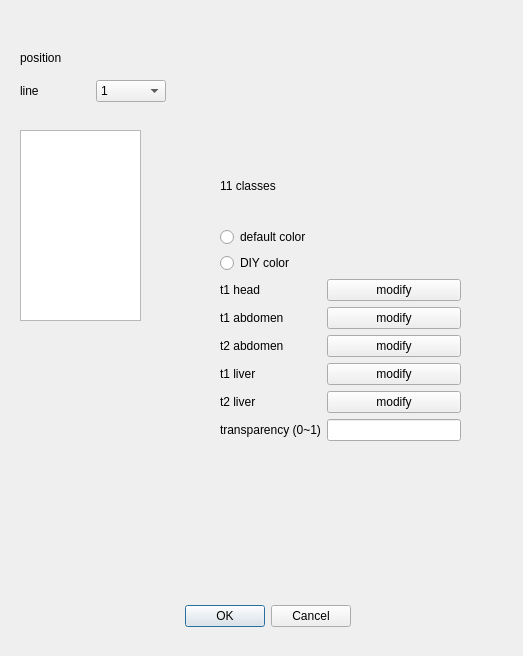
Before: the Qt Designer form GUI/PyQt/cPatches.ui in thomaskuestner/CNNArt, drawn with Qt 5.
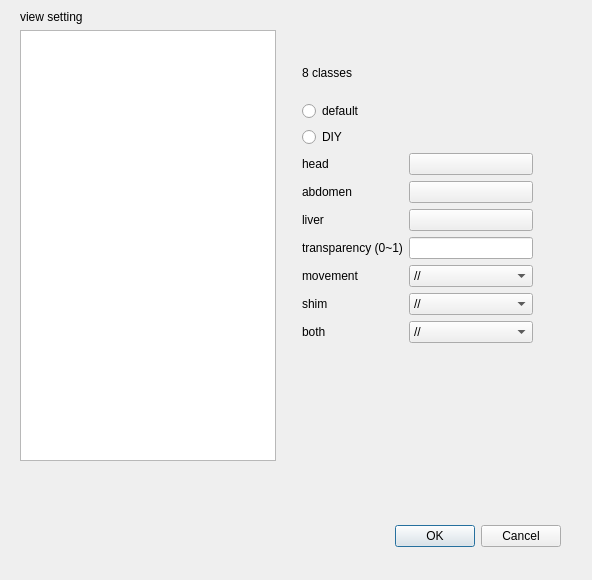
After: the same form once the commit is applied. The open tabs and pages were chosen to show the change.

Commit message: new layout, grids information, colors setting

```diff
--- a/GUI/PyQt/cPatches.ui
+++ b/GUI/PyQt/cPatches.ui
@@ -6,8 +6,8 @@
    <rect>
     <x>0</x>
     <y>0</y>
-    <width>523</width>
-    <height>656</height>
+    <width>592</width>
+    <height>580</height>
    </rect>
   </property>
   <property name="windowTitle">
@@ -16,8 +16,8 @@
   <widget class="QDialogButtonBox" name="buttonBox">
    <property name="geometry">
     <rect>
-     <x>10</x>
-     <y>600</y>
+     <x>220</x>
+     <y>520</y>
      <width>341</width>
      <height>32</height>
     </rect>
@@ -33,83 +33,19 @@
    <property name="geometry">
     <rect>
      <x>20</x>
-     <y>41</y>
-     <width>146</width>
-     <height>61</height>
+     <y>10</y>
+     <width>541</width>
+     <height>451</height>
     </rect>
    </property>
    <layout class="QGridLayout" name="gridLayout">
-    <item row="0" column="0">
-     <widget class="QLabel" name="label">
-      <property name="frameShape">
-       <enum>QFrame::NoFrame</enum>
-      </property>
-      <property name="text">
-       <string>position</string>
-      </property>
-     </widget>
-    </item>
-    <item row="6" column="0">
-     <widget class="QLabel" name="label_2">
-      <property name="text">
-       <string>line</string>
-      </property>
-     </widget>
-    </item>
-    <item row="6" column="1">
-     <widget class="QComboBox" name="colorlinepos">
-      <item>
-       <property name="text">
-        <string>1</string>
-       </property>
-      </item>
-      <item>
-       <property name="text">
-        <string>2</string>
-       </property>
-      </item>
-      <item>
-       <property name="text">
-        <string>3</string>
-       </property>
-      </item>
-      <item>
-       <property name="text">
-        <string>4</string>
-       </property>
-      </item>
-      <item>
-       <property name="text">
-        <string>5</string>
-       </property>
-      </item>
-      <item>
-       <property name="text">
-        <string>6</string>
-       </property>
-      </item>
-      <item>
-       <property name="text">
-        <string>7</string>
-       </property>
-      </item>
-      <item>
-       <property name="text">
-        <string>8</string>
-       </property>
-      </item>
-     </widget>
-    </item>
-   </layout>
-  </widget>
+    <item row="1" column="1">
   <widget class="QStackedWidget" name="stackedWidget">
-   <property name="geometry">
-    <rect>
-     <x>190</x>
-     <y>110</y>
-     <width>291</width>
-     <height>341</height>
-    </rect>
+      <property name="sizePolicy">
+       <sizepolicy hsizetype="Preferred" vsizetype="Preferred">
+        <horstretch>0</horstretch>
+        <verstretch>0</verstretch>
+       </sizepolicy>
    </property>
    <property name="currentIndex">
     <number>0</number>
@@ -188,20 +124,215 @@
     </widget>
    </widget>
    <widget class="QWidget" name="page_2">
+       <widget class="QWidget" name="gridLayoutWidget_4">
+        <property name="geometry">
+         <rect>
+          <x>20</x>
+          <y>20</y>
+          <width>231</width>
+          <height>293</height>
+         </rect>
+        </property>
+        <layout class="QGridLayout" name="ggglayout">
+         <item row="8" column="0">
+          <widget class="QLabel" name="label_2">
+           <property name="text">
+            <string>shim</string>
+           </property>
+          </widget>
+         </item>
+         <item row="7" column="0">
+          <widget class="QLabel" name="label">
+           <property name="text">
+            <string>movement</string>
+           </property>
+          </widget>
+         </item>
+         <item row="3" column="1">
+          <widget class="QPushButton" name="b_81">
+           <property name="text">
+            <string/>
+           </property>
+          </widget>
+         </item>
+         <item row="6" column="1">
+          <widget class="QLineEdit" name="trans2"/>
+         </item>
+         <item row="3" column="0">
+          <widget class="QLabel" name="label_20">
+           <property name="text">
+            <string>head</string>
+           </property>
+          </widget>
+         </item>
+         <item row="0" column="0">
+          <widget class="QLabel" name="label_21">
+           <property name="text">
+            <string>8 classes</string>
+           </property>
+          </widget>
+         </item>
+         <item row="4" column="1">
+          <widget class="QPushButton" name="b_82">
+           <property name="text">
+            <string/>
+           </property>
+          </widget>
+         </item>
+         <item row="2" column="0">
+          <widget class="QRadioButton" name="i2">
+           <property name="text">
+            <string>DIY</string>
+           </property>
+          </widget>
+         </item>
+         <item row="5" column="0">
+          <widget class="QLabel" name="label_11">
+           <property name="text">
+            <string>liver</string>
+           </property>
+          </widget>
+         </item>
+         <item row="1" column="0">
+          <widget class="QRadioButton" name="i1">
+           <property name="text">
+            <string>default</string>
+           </property>
+          </widget>
+         </item>
+         <item row="5" column="1">
+          <widget class="QPushButton" name="b_83">
+           <property name="text">
+            <string/>
+           </property>
+          </widget>
+         </item>
+         <item row="6" column="0">
+          <widget class="QLabel" name="label_18">
+           <property name="text">
+            <string>transparency (0~1)</string>
+           </property>
+          </widget>
+         </item>
+         <item row="4" column="0">
+          <widget class="QLabel" name="label_19">
+           <property name="text">
+            <string>abdomen</string>
+           </property>
+          </widget>
+         </item>
+         <item row="9" column="0">
+          <widget class="QLabel" name="label_3">
+           <property name="text">
+            <string>both</string>
+           </property>
+          </widget>
+         </item>
+         <item row="7" column="1">
+          <widget class="QComboBox" name="cb_81">
+           <item>
+            <property name="text">
+             <string>//</string>
+            </property>
+           </item>
+           <item>
+            <property name="text">
+             <string>\\</string>
+            </property>
+           </item>
+           <item>
+            <property name="text">
+             <string>XX</string>
+            </property>
+           </item>
+           <item>
+            <property name="text">
+             <string>--</string>
+            </property>
+           </item>
+           <item>
+            <property name="text">
+             <string>**</string>
+            </property>
+           </item>
+          </widget>
+         </item>
+         <item row="8" column="1">
+          <widget class="QComboBox" name="cb_82">
+           <item>
+            <property name="text">
+             <string>//</string>
+            </property>
+           </item>
+           <item>
+            <property name="text">
+             <string>\\</string>
+            </property>
+           </item>
+           <item>
+            <property name="text">
+             <string>XX</string>
+            </property>
+           </item>
+           <item>
+            <property name="text">
+             <string>--</string>
+            </property>
+           </item>
+           <item>
+            <property name="text">
+             <string>**</string>
+            </property>
+           </item>
+          </widget>
+         </item>
+         <item row="9" column="1">
+          <widget class="QComboBox" name="cb_83">
+           <item>
+            <property name="text">
+             <string>//</string>
+            </property>
+           </item>
+           <item>
+            <property name="text">
+             <string>\\</string>
+            </property>
+           </item>
+           <item>
+            <property name="text">
+             <string>XX</string>
+            </property>
+           </item>
+           <item>
+            <property name="text">
+             <string>--</string>
+            </property>
+           </item>
+           <item>
+            <property name="text">
+             <string>**</string>
+            </property>
+           </item>
+          </widget>
+         </item>
+        </layout>
+       </widget>
+      </widget>
+      <widget class="QWidget" name="page_3">
     <widget class="QWidget" name="gridLayoutWidget_2">
      <property name="geometry">
       <rect>
-       <x>30</x>
-       <y>40</y>
-       <width>241</width>
-       <height>291</height>
+          <x>20</x>
+          <y>20</y>
+          <width>231</width>
+          <height>363</height>
       </rect>
      </property>
      <layout class="QGridLayout" name="gridLayout_2">
       <item row="1" column="0">
        <widget class="QRadioButton" name="e1">
         <property name="text">
-         <string>default color</string>
+            <string>t1 head</string>
         </property>
        </widget>
       </item>
@@ -226,27 +357,6 @@
         </property>
        </widget>
       </item>
-      <item row="5" column="1">
-       <widget class="QPushButton" name="b_113">
-        <property name="text">
-         <string>modify</string>
-        </property>
-       </widget>
-      </item>
-      <item row="8" column="0">
-       <widget class="QLabel" name="label_10">
-        <property name="text">
-         <string>transparency (0~1)</string>
-        </property>
-       </widget>
-      </item>
-      <item row="6" column="1">
-       <widget class="QPushButton" name="b_114">
-        <property name="text">
-         <string>modify</string>
-        </property>
-       </widget>
-      </item>
       <item row="4" column="0">
        <widget class="QLabel" name="label_6">
         <property name="text">
@@ -254,39 +364,95 @@
         </property>
        </widget>
       </item>
-      <item row="3" column="1">
-       <widget class="QPushButton" name="b_111">
-        <property name="text">
-         <string>modify</string>
-        </property>
-       </widget>
-      </item>
       <item row="7" column="1">
        <widget class="QPushButton" name="b_115">
         <property name="text">
-         <string>modify</string>
+            <string/>
+           </property>
+          </widget>
+         </item>
+         <item row="8" column="0">
+          <widget class="QLabel" name="label_10">
+           <property name="text">
+            <string>transparency (0~1)</string>
+           </property>
+          </widget>
+         </item>
+         <item row="5" column="1">
+          <widget class="QPushButton" name="b_113">
+           <property name="text">
+            <string/>
+           </property>
+          </widget>
+         </item>
+         <item row="6" column="1">
+          <widget class="QPushButton" name="b_114">
+           <property name="text">
+            <string/>
+           </property>
+          </widget>
+         </item>
+         <item row="3" column="1">
+          <widget class="QPushButton" name="b_111">
+           <property name="text">
+            <string/>
         </property>
        </widget>
       </item>
       <item row="4" column="1">
        <widget class="QPushButton" name="b_112">
         <property name="text">
-         <string>modify</string>
+            <string/>
+           </property>
+          </widget>
+         </item>
+         <item row="8" column="1">
+          <widget class="QLineEdit" name="trans3"/>
+         </item>
+         <item row="10" column="0">
+          <widget class="QLabel" name="label_13">
+           <property name="text">
+            <string>shim</string>
+           </property>
+          </widget>
+         </item>
+         <item row="1" column="0">
+          <widget class="QRadioButton" name="e1">
+           <property name="text">
+            <string>default</string>
+           </property>
+          </widget>
+         </item>
+         <item row="5" column="0">
+          <widget class="QLabel" name="label_7">
+           <property name="text">
+            <string>t2 abdomen</string>
+           </property>
+          </widget>
+         </item>
+         <item row="7" column="0">
+          <widget class="QLabel" name="label_9">
+           <property name="text">
+            <string>t2 liver</string>
         </property>
        </widget>
       </item>
       <item row="2" column="0">
        <widget class="QRadioButton" name="e2">
         <property name="text">
-         <string>DIY color</string>
+            <string>DIY</string>
         </property>
        </widget>
       </item>
-      <item row="8" column="1">
-       <widget class="QLineEdit" name="lineEdit"/>
-      </item>
-      <item row="3" column="0">
-       <widget class="QLabel" name="label_5">
+         <item row="9" column="0">
+          <widget class="QLabel" name="label_12">
+           <property name="text">
+            <string>movement</string>
+           </property>
+          </widget>
+         </item>
+         <item row="11" column="0">
+          <widget class="QLabel" name="label_22">
         <property name="text">
          <string>t1 head</string>
         </property>
@@ -302,17 +468,29 @@
      </layout>
     </widget>
    </widget>
-   <widget class="QWidget" name="page_3"/>
-  </widget>
+     </widget>
+    </item>
+    <item row="0" column="0">
+     <widget class="QLabel" name="label_23">
+      <property name="frameShadow">
+       <enum>QFrame::Raised</enum>
+      </property>
+      <property name="text">
+       <string>view setting</string>
+      </property>
+     </widget>
+    </item>
+    <item row="1" column="0">
   <widget class="QListWidget" name="listWidget">
-   <property name="geometry">
-    <rect>
-     <x>20</x>
-     <y>130</y>
-     <width>121</width>
-     <height>191</height>
-    </rect>
-   </property>
+      <property name="sizePolicy">
+       <sizepolicy hsizetype="Minimum" vsizetype="Minimum">
+        <horstretch>0</horstretch>
+        <verstretch>0</verstretch>
+       </sizepolicy>
+      </property>
+     </widget>
+    </item>
+   </layout>
   </widget>
  </widget>
  <resources/>
```
Left out of the diff: 205 changed lines with no effect on the pictures. Lines whose indentation alone changed are shown as unchanged. The commit also changes 17 other files.
